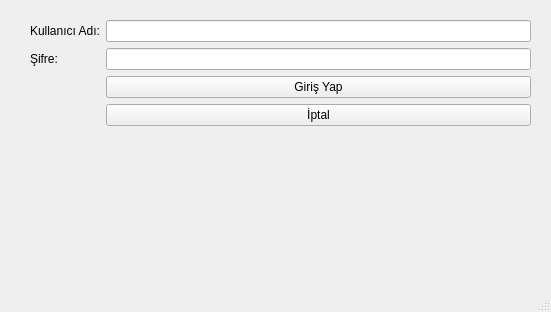
Before: the Qt Designer form BERKE/ilk.ui in vektorelpython24proje/MasaustuProje, drawn with Qt 5.
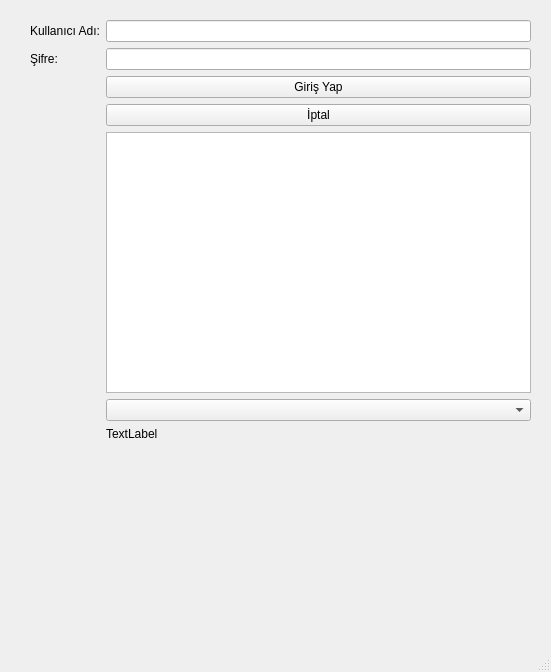
After: the same form once the commit is applied.

Patch:
```diff
--- a/BERKE/ilk.ui
+++ b/BERKE/ilk.ui
@@ -7,7 +7,7 @@
     <x>0</x>
     <y>0</y>
     <width>551</width>
-    <height>312</height>
+    <height>672</height>
    </rect>
   </property>
   <property name="windowTitle">
@@ -20,7 +20,7 @@
       <x>30</x>
       <y>20</y>
       <width>501</width>
-      <height>161</height>
+      <height>421</height>
      </rect>
     </property>
     <layout class="QFormLayout" name="formLayout">
@@ -34,6 +34,13 @@
      <item row="0" column="1">
       <widget class="QLineEdit" name="txtUserName"/>
      </item>
+     <item row="1" column="0">
+      <widget class="QLabel" name="label_2">
+       <property name="text">
+        <string>Şifre:</string>
+       </property>
+      </widget>
+     </item>
      <item row="1" column="1">
       <widget class="QLineEdit" name="txtSifre">
        <property name="echoMode">
@@ -55,10 +62,16 @@
        </property>
       </widget>
      </item>
-     <item row="1" column="0">
-      <widget class="QLabel" name="label_2">
+     <item row="4" column="1">
+      <widget class="QTableWidget" name="tbl"/>
+     </item>
+     <item row="5" column="1">
+      <widget class="QComboBox" name="cbx"/>
+     </item>
+     <item row="6" column="1">
+      <widget class="QLabel" name="lblSonuc">
        <property name="text">
-        <string>Şifre:</string>
+        <string>TextLabel</string>
        </property>
       </widget>
      </item>
```
